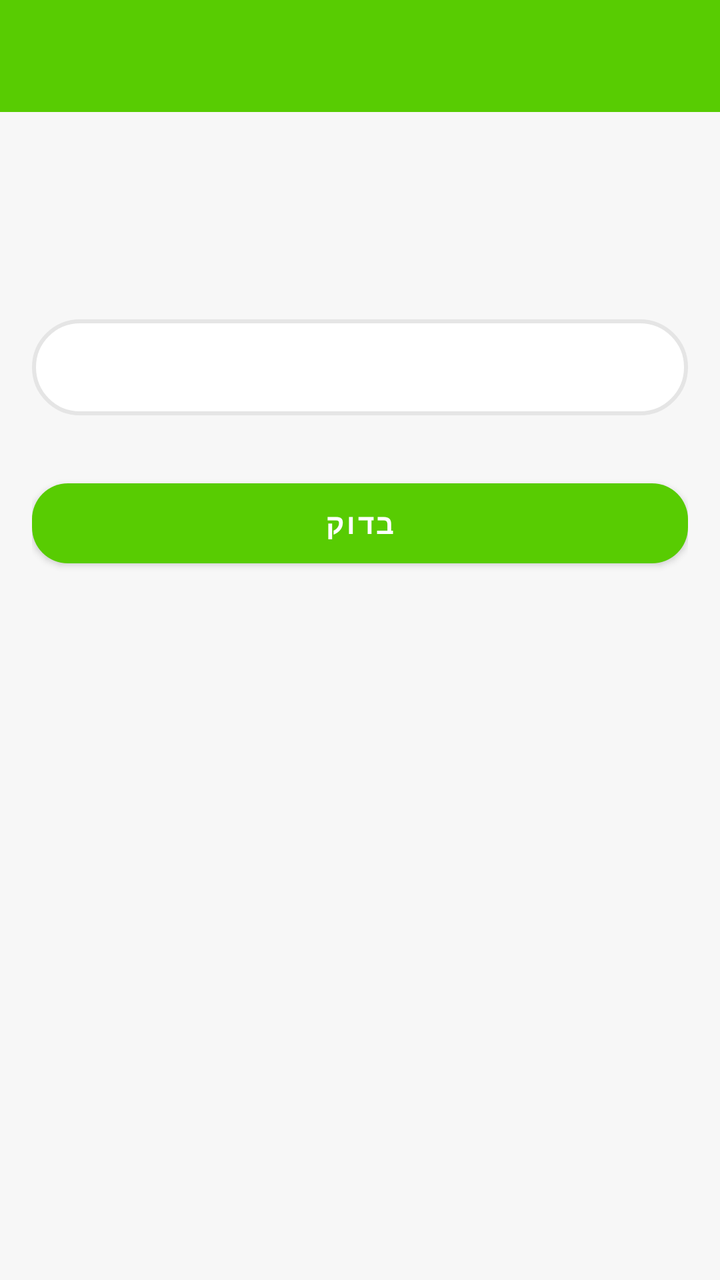
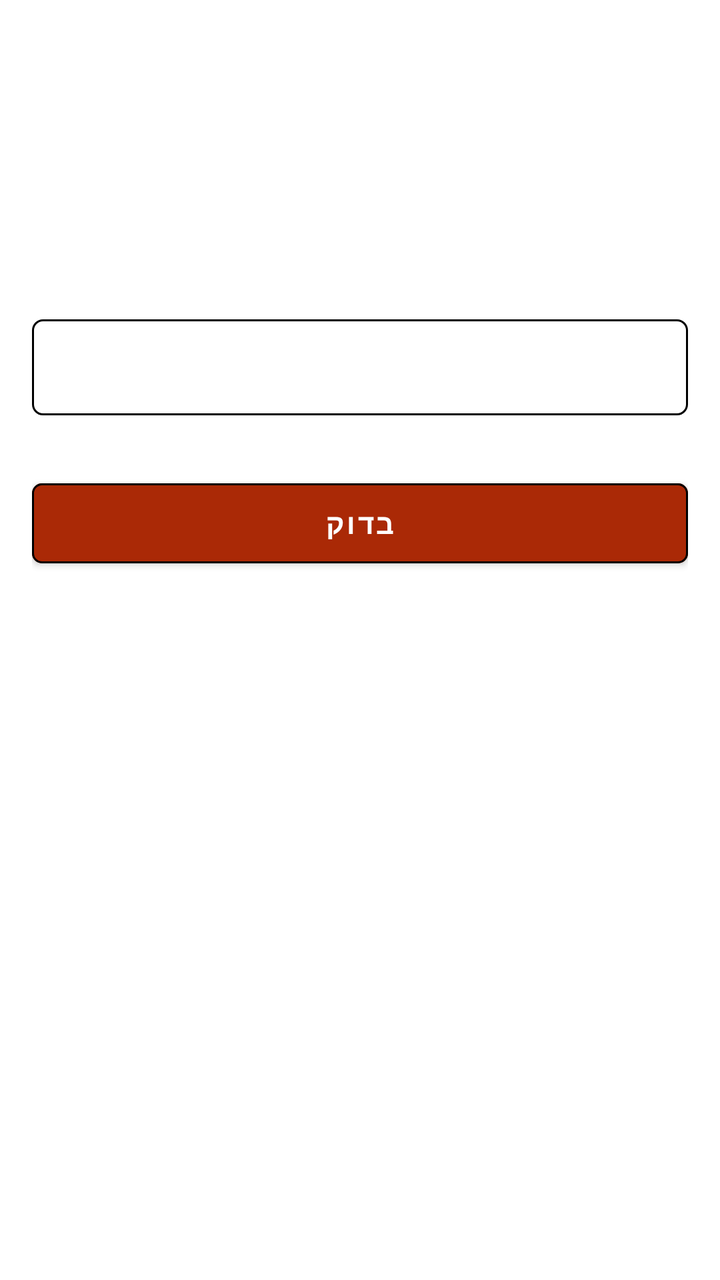

Before-and-after screenshots of an Android layout around one commit, followed by the original layout XML and the change that was made.
<!-- AndroidManifest.xml: application theme Theme.NihongoBeginner -->
<!-- res/layout/activity_sentence_builder.xml -->
<?xml version="1.0" encoding="utf-8"?>
<LinearLayout xmlns:android="http://schemas.android.com/apk/res/android"
    xmlns:app="http://schemas.android.com/apk/res-auto"
    xmlns:tools="http://schemas.android.com/tools"
    android:layout_width="match_parent"
    android:layout_height="match_parent"
    android:background="@color/surface"
    android:orientation="vertical">

    <com.google.android.material.appbar.MaterialToolbar
        android:id="@+id/toolbar"
        android:layout_width="match_parent"
        android:layout_height="?actionBarSize"
        android:background="@color/colorPrimary"
        app:titleTextColor="@android:color/white" />

    <LinearLayout
        android:layout_width="match_parent"
        android:layout_height="0dp"
        android:layout_weight="1"
        android:orientation="vertical"
        android:padding="16dp">

        <TextView
            android:id="@+id/tvSbScore"
            android:layout_width="match_parent"
            android:layout_height="wrap_content"
            android:gravity="center"
            android:layout_marginBottom="4dp"
            android:textColor="@color/colorPrimaryDark"
            android:textSize="16sp"
            android:textStyle="bold" />

        <TextView
            android:id="@+id/tvSbInstruction"
            android:layout_width="match_parent"
            android:layout_height="wrap_content"
            android:gravity="center"
            android:layout_marginBottom="8dp"
            android:textColor="@color/onSurfaceMuted"
            android:textSize="13sp" />

        <TextView
            android:id="@+id/tvSbQuestion"
            android:layout_width="match_parent"
            android:layout_height="wrap_content"
            android:layout_marginBottom="12dp"
            android:textColor="@color/onSurface"
            android:textSize="18sp"
            android:textStyle="bold" />

        <TextView
            android:id="@+id/tvSbBuilt"
            android:layout_width="match_parent"
            android:layout_height="wrap_content"
            android:minHeight="48dp"
            android:background="@drawable/bg_white_round"
            android:padding="12dp"
            android:layout_marginBottom="12dp"
            android:textSize="16sp" />

        <androidx.recyclerview.widget.RecyclerView
            android:id="@+id/rvSbWords"
            android:layout_width="match_parent"
            android:layout_height="wrap_content"
            android:orientation="horizontal"
            android:layout_marginBottom="8dp" />

        <TextView
            android:id="@+id/tvSbFeedback"
            android:layout_width="match_parent"
            android:layout_height="wrap_content"
            android:gravity="center"
            android:layout_marginTop="8dp"
            android:textSize="14sp"
            android:visibility="gone" />

        <Button
            android:id="@+id/btnSbCheck"
            android:layout_width="match_parent"
            android:layout_height="wrap_content"
            android:layout_marginTop="8dp"
            android:text="בדוק" />

        <Button
            android:id="@+id/btnSbNext"
            android:layout_width="match_parent"
            android:layout_height="wrap_content"
            android:layout_marginTop="4dp"
            android:text="הבא"
            android:visibility="gone" />

    </LinearLayout>

    <LinearLayout
        android:id="@+id/layoutSbResult"
        android:layout_width="match_parent"
        android:layout_height="match_parent"
        android:gravity="center"
        android:orientation="vertical"
        android:padding="32dp"
        android:visibility="gone">

        <TextView
            android:id="@+id/tvSbFinalScore"
            android:layout_width="match_parent"
            android:layout_height="wrap_content"
            android:gravity="center"
            android:layout_marginBottom="16dp"
            android:textColor="@color/colorPrimary"
            android:textSize="32sp"
            android:textStyle="bold" />

        <Button
            android:id="@+id/btnSbReplay"
            android:layout_width="match_parent"
            android:layout_height="wrap_content"
            android:layout_marginBottom="8dp"
            android:text="שחק שוב" />

        <Button
            android:id="@+id/btnSbBack"
            style="@style/App.Button.Outlined"
            android:layout_width="match_parent"
            android:layout_height="wrap_content"
            android:text="חזור לשיעור" />

    </LinearLayout>

</LinearLayout>
<!-- resources referenced by this layout -->
<resources>
  <color name="colorPrimary">#58CC02</color>
  <color name="colorPrimaryDark">#46A302</color>
  <color name="onSurface">#3C3C3C</color>
  <color name="onSurfaceMuted">#777777</color>
  <color name="surface">#F7F7F7</color>
  <!-- drawable bg_white_round (drawable) -->
  <?xml version="1.0" encoding="utf-8"?>
  <shape xmlns:android="http://schemas.android.com/apk/res/android">
      <solid android:color="@color/white" />
      <stroke
          android:width="2dp"
          android:color="@color/dividerSoft" />
      <corners android:radius="24dp" />
  </shape>
  <style name="App.Button.Outlined" parent="Widget.MaterialComponents.Button.OutlinedButton">
          <item name="cornerRadius">18dp</item>
          <item name="android:minHeight">52dp</item>
          <item name="android:textAllCaps">false</item>
          <item name="android:textStyle">bold</item>
          <item name="strokeColor">@color/dividerSoft</item>
          <item name="strokeWidth">2dp</item>
          <item name="backgroundTint">@color/white</item>
          <item name="android:textColor">@color/onSurface</item>
      </style>
  <style name="Theme.NihongoBeginner" parent="Theme.MaterialComponents.DayNight.DarkActionBar">
          <item name="colorPrimary">@color/colorPrimary</item>
          <item name="colorPrimaryVariant">@color/colorPrimaryVariant</item>
          <item name="colorOnPrimary">@color/colorOnPrimary</item>
          <item name="colorSecondary">@color/colorSecondary</item>
          <item name="colorOnSecondary">@color/colorOnSecondary</item>
          <item name="android:colorBackground">@color/background</item>
          <item name="colorSurface">@color/surface</item>
          <item name="colorOnSurface">@color/onSurface</item>
          <item name="materialButtonStyle">@style/App.Button</item>
          <item name="windowActionBar">false</item>
          <item name="windowNoTitle">true</item>
          <item name="android:windowSoftInputMode">adjustResize</item>
      </style>
  <color name="white">#FFFFFF</color>
  <color name="dividerSoft">#E5E5E5</color>
  <color name="colorPrimaryVariant">#89E219</color>
  <color name="colorOnPrimary">#FFFFFF</color>
  <color name="colorSecondary">#1CB0F6</color>
  <color name="colorOnSecondary">#FFFFFF</color>
  <color name="background">#F7F7F7</color>
  <style name="App.Button" parent="Widget.MaterialComponents.Button">
          <item name="cornerRadius">18dp</item>
          <item name="android:minHeight">52dp</item>
          <item name="android:textAllCaps">false</item>
          <item name="android:textStyle">bold</item>
          <item name="backgroundTint">@color/colorPrimary</item>
          <item name="android:textColor">@color/white</item>
      </style>
</resources>

<!-- the commit's change to res/layout/activity_sentence_builder.xml (unified diff, before → after) -->
@@ -11,8 +11,9 @@
         android:id="@+id/toolbar"
         android:layout_width="match_parent"
         android:layout_height="?actionBarSize"
-        android:background="@color/colorPrimary"
-        app:titleTextColor="@android:color/white" />
+        android:background="@color/white"
+        app:navigationIconTint="@color/colorPrimary"
+        app:titleTextColor="@color/colorPrimary" />
 
     <LinearLayout
         android:layout_width="match_parent"
<!-- resource entries referenced after the edit -->
@@ -1,26 +1,26 @@
 <!-- resources referenced by this layout -->
 <resources>
-  <color name="colorPrimary">#58CC02</color>
-  <color name="colorPrimaryDark">#46A302</color>
-  <color name="onSurface">#3C3C3C</color>
-  <color name="onSurfaceMuted">#777777</color>
-  <color name="surface">#F7F7F7</color>
+  <color name="colorPrimary">#AA2906</color>
+  <color name="colorPrimaryDark">#7E1E04</color>
+  <color name="onSurface">#000000</color>
+  <color name="onSurfaceMuted">#4C4C4C</color>
+  <color name="surface">#FFFFFF</color>
   <!-- drawable bg_white_round (drawable) -->
   <?xml version="1.0" encoding="utf-8"?>
   <shape xmlns:android="http://schemas.android.com/apk/res/android">
       <solid android:color="@color/white" />
       <stroke
-          android:width="2dp"
-          android:color="@color/dividerSoft" />
-      <corners android:radius="24dp" />
+          android:width="1dp"
+          android:color="@color/black" />
+      <corners android:radius="5dp" />
   </shape>
   <style name="App.Button.Outlined" parent="Widget.MaterialComponents.Button.OutlinedButton">
-          <item name="cornerRadius">18dp</item>
+          <item name="cornerRadius">5dp</item>
           <item name="android:minHeight">52dp</item>
           <item name="android:textAllCaps">false</item>
           <item name="android:textStyle">bold</item>
-          <item name="strokeColor">@color/dividerSoft</item>
-          <item name="strokeWidth">2dp</item>
+          <item name="strokeColor">@color/black</item>
+          <item name="strokeWidth">1dp</item>
           <item name="backgroundTint">@color/white</item>
           <item name="android:textColor">@color/onSurface</item>
       </style>
@@ -38,20 +38,22 @@
           <item name="windowNoTitle">true</item>
           <item name="android:windowSoftInputMode">adjustResize</item>
       </style>
+  <color name="black">#000000</color>
   <color name="white">#FFFFFF</color>
-  <color name="dividerSoft">#E5E5E5</color>
-  <color name="colorPrimaryVariant">#89E219</color>
+  <color name="colorPrimaryVariant">#B62007</color>
   <color name="colorOnPrimary">#FFFFFF</color>
-  <color name="colorSecondary">#1CB0F6</color>
+  <color name="colorSecondary">#000000</color>
   <color name="colorOnSecondary">#FFFFFF</color>
-  <color name="background">#F7F7F7</color>
+  <color name="background">#FFFFFF</color>
   <style name="App.Button" parent="Widget.MaterialComponents.Button">
-          <item name="cornerRadius">18dp</item>
+          <item name="cornerRadius">5dp</item>
           <item name="android:minHeight">52dp</item>
           <item name="android:textAllCaps">false</item>
           <item name="android:textStyle">bold</item>
           <item name="backgroundTint">@color/colorPrimary</item>
           <item name="android:textColor">@color/white</item>
+          <item name="strokeColor">@color/black</item>
+          <item name="strokeWidth">1dp</item>
       </style>
 </resources>
 
